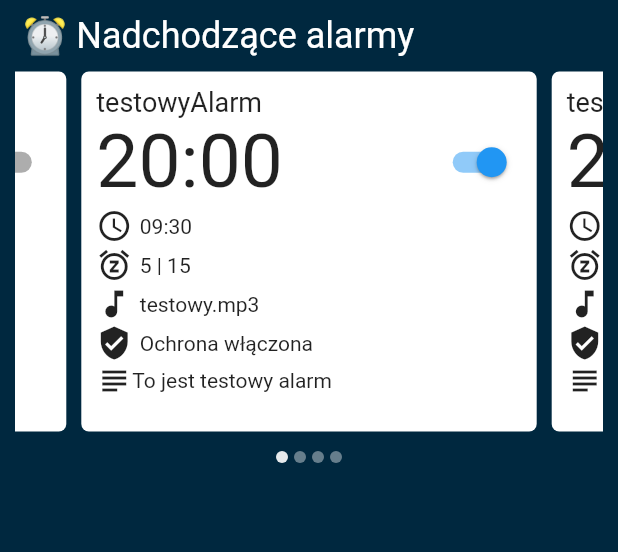
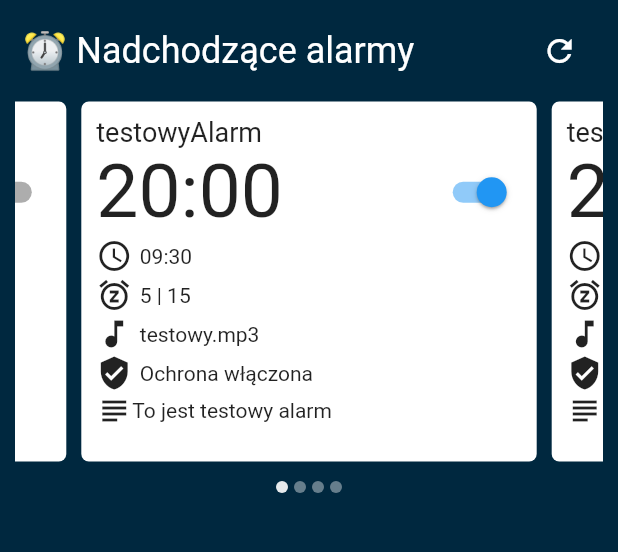
Before and after one commit to Arciiix/Buzzine, a Flutter app: the screen it shows after launch, on a phone screen of 412 x 824 dp, the part 107-659 px from its top. Run offline on Flutter 3.47's test engine with Material 2 defaults, Android fonts, the phone set to English and light mode, and no system bars; drawn by our look-alikes of carousel_slider.

Commit message:
Refresh upcoming alarms button

```diff
--- a/mobile/lib/screens/home_page.dart
+++ b/mobile/lib/screens/home_page.dart
@@ -65,11 +65,23 @@ class _HomePageState extends State<HomePage> {
                                 child: Text("Buzzine",
                                     style: TextStyle(
                                         fontSize: 48, color: Colors.white))),
-                            const Padding(
+                            Padding(
                                 padding: EdgeInsets.all(5),
-                                child: Text("⏰ Nadchodzące alarmy",
-                                    style: TextStyle(
-                                        fontSize: 24, color: Colors.white))),
+                                child: Row(
+                                    mainAxisAlignment:
+                                        MainAxisAlignment.spaceBetween,
+                                    children: [
+                                      const Text("⏰ Nadchodzące alarmy",
+                                          style: TextStyle(
+                                              fontSize: 24,
+                                              color: Colors.white)),
+                                      IconButton(
+                                        icon: const Icon(Icons.refresh,
+                                            color: Colors.white),
+                                        onPressed: () => print(
+                                            "TODO: Refresh the upcoming alarms"),
+                                      )
+                                    ])),
                             Carousel(
                                 height: 250,
                                 onSelect: handleAlarmSelect,
```
